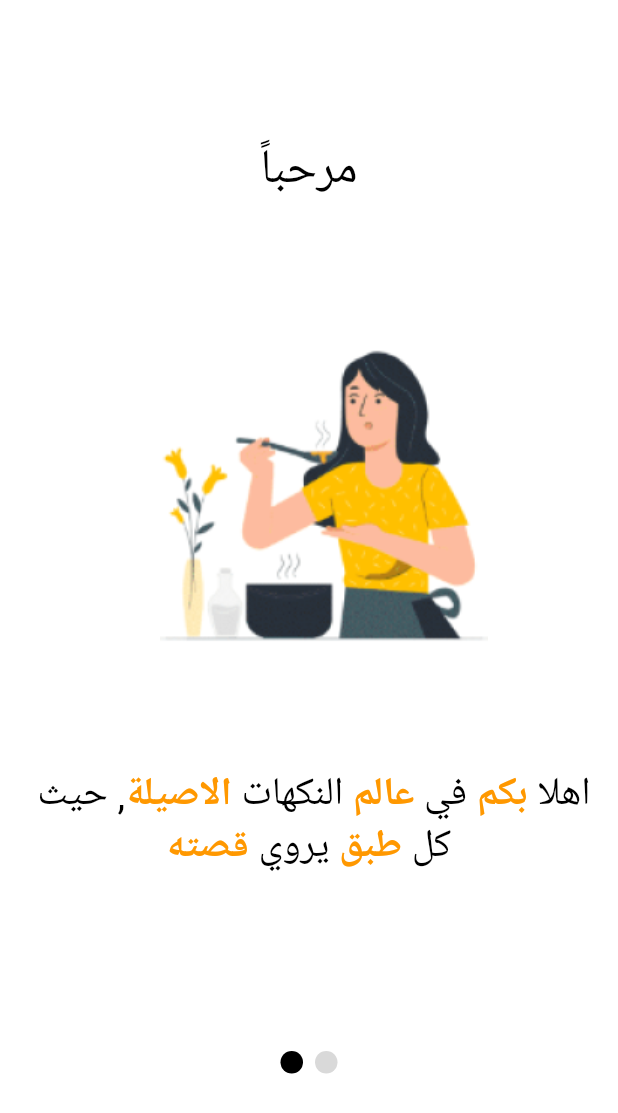
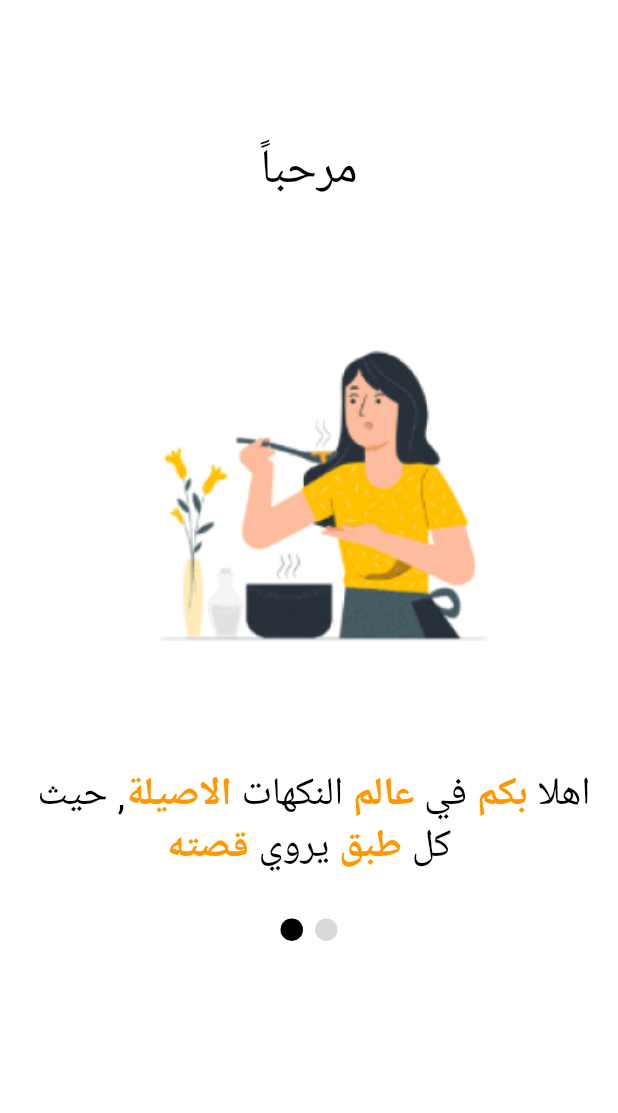
Before and after one commit to mom-food/momFood, a Flutter app: the screen it shows after launch, on a phone screen of 412 x 824 dp. Shown: the top 1113 px of the screen. Run offline on Flutter 3.47's test engine with Material 3 defaults, Android fonts, the phone set to English and light mode, and no system bars; drawn by our look-alikes of smooth_page_indicator; our stand-ins replace app_links, firebase_auth, firebase_core, flutter_bloc, go_router, google_fonts and 2 more; accounts and stored records are empty; Roboto replaces fonts that are missing (Manrope_SemiBold.ttf); project files that could hold a hidden picture were left out.

Commit message:
refactory on on-boarding1

```diff
--- a/app/lib/View/Screens/on_boarding1.dart
+++ b/app/lib/View/Screens/on_boarding1.dart
@@ -27,6 +27,7 @@ class Onboarding1State extends State<Onboarding1> {
         onTap: () {
           context.go("/onboarding2");
         },
+        child: SingleChildScrollView(
           child: Center(
             child: Column(
               mainAxisAlignment: MainAxisAlignment.start,
@@ -39,7 +40,7 @@ class Onboarding1State extends State<Onboarding1> {
                         fontFamily: 'Manrope_SemiBold.ttf', fontSize: 32),
                   ),
                 ),
-              const SizedBox(height: 15,width: 15),
+                const SizedBox(height: 15, width: 15),
                 Padding(
                   padding: const EdgeInsets.only(top: 50, left: 20),
                   child: Container(
@@ -51,7 +52,7 @@ class Onboarding1State extends State<Onboarding1> {
                     ),
                   ),
                 ),
-              const SizedBox(height: 15,width: 15),
+                const SizedBox(height: 15, width: 15),
                 Padding(
                   padding: const EdgeInsets.only(top: 50),
                   child: Padding(
@@ -149,8 +150,7 @@ class Onboarding1State extends State<Onboarding1> {
                   ),
                 ),
                 const SizedBox(height: 15),
-              Expanded(
-                child: Padding(
+                Padding(
                   padding: const EdgeInsets.only(bottom: 20),
                   child: PageIndicator(
                     controller: _pageController,
@@ -166,8 +166,8 @@ class Onboarding1State extends State<Onboarding1> {
                     },
                   ),
                 ),
+              ],
             ),
-            ],
           ),
         ),
       ),
```
Lines whose indentation alone changed are shown as unchanged.
